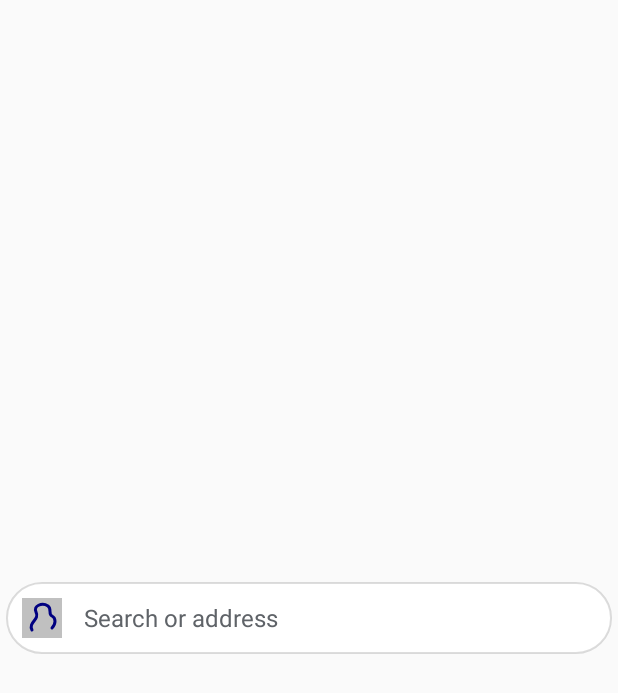
After one commit to anti-ghostsec/wisp, an Android app: the layout widget_search.xml on its own in the app's theme, with its tools: preview values and no code run, on a phone screen of 412 x 824 dp. The commit adds this screen. Shown: the top 693 px of the screen. Run offline under Robolectric (Android 15) with nearby library versions, the phone set to English and light mode, and no system bars.

Commit message:
Android: a search bar widget for the home screen
As wide as you stretch it; touching it opens a new tab with the address bar
ready and the keyboard up. ☰ → Add search bar to home screen places it, and
searches other apps hand to the browser open in Wisp.

```diff
--- /dev/null
+++ b/android/app/src/main/res/drawable/widget_bg.xml
@@ -0,0 +1,6 @@
+<?xml version="1.0" encoding="utf-8"?>
+<shape xmlns:android="http://schemas.android.com/apk/res/android" android:shape="rectangle">
+    <solid android:color="#FFFFFF" />
+    <corners android:radius="24dp" />
+    <stroke android:width="1dp" android:color="#22000000" />
+</shape>
--- /dev/null
+++ b/android/app/src/main/res/layout/widget_search.xml
@@ -0,0 +1,35 @@
+<?xml version="1.0" encoding="utf-8"?>
+<!-- The search bar on the home screen: Wisp's icon and a field to touch,
+     a bar of its own height in whatever space the widget is given. -->
+<FrameLayout xmlns:android="http://schemas.android.com/apk/res/android"
+    android:id="@+id/widget_search"
+    android:layout_width="match_parent"
+    android:layout_height="match_parent">
+    <LinearLayout
+        android:layout_width="match_parent"
+        android:layout_height="48dp"
+        android:layout_gravity="center_vertical"
+        android:layout_marginStart="4dp"
+        android:layout_marginEnd="4dp"
+        android:background="@drawable/widget_bg"
+        android:gravity="center_vertical"
+        android:orientation="horizontal"
+        android:paddingStart="8dp"
+        android:paddingEnd="16dp">
+        <ImageView
+            android:layout_width="32dp"
+            android:layout_height="32dp"
+            android:importantForAccessibility="no"
+            android:src="@drawable/icon" />
+        <TextView
+            android:layout_width="0dp"
+            android:layout_height="wrap_content"
+            android:layout_marginStart="12dp"
+            android:layout_weight="1"
+            android:ellipsize="end"
+            android:maxLines="1"
+            android:text="@string/widget_hint"
+            android:textColor="#5F6368"
+            android:textSize="16sp" />
+    </LinearLayout>
+</FrameLayout>
--- /dev/null
+++ b/android/app/src/main/res/values/strings.xml
@@ -0,0 +1,6 @@
+<?xml version="1.0" encoding="utf-8"?>
+<resources>
+    <string name="widget_hint">Search or address</string>
+    <string name="widget_description">Search the web with Wisp</string>
+    <string name="widget_name">Wisp search</string>
+</resources>
```
Also changed, not shown: android/app/src/main/AndroidManifest.xml (+17 -0 lines), android/app/src/main/java/io/github/wisp/browser/MainActivity.kt (+37 -5 lines), android/app/src/main/java/io/github/wisp/browser/SearchWidget.kt (added, +33 -0 lines), android/app/src/main/res/xml/widget_search_info.xml (added, +16 -0 lines), 1 other file.
